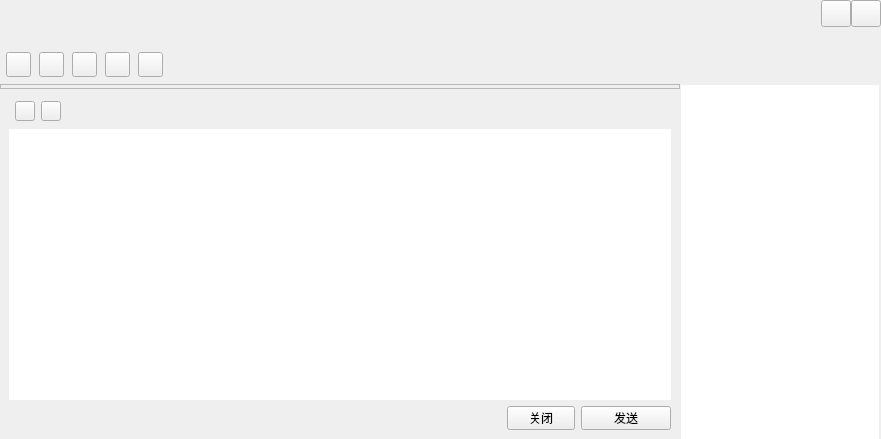
Qt form ChatWindow.ui (jmh000527/criker-client) before a commit.
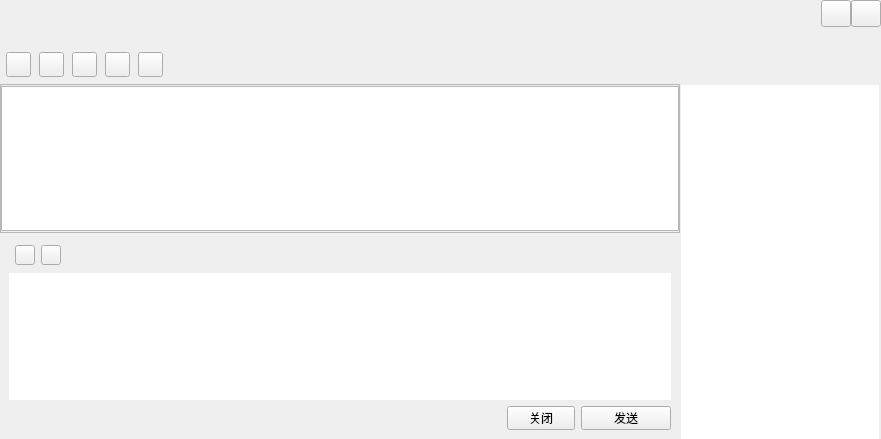
The same form after that commit. Custom widgets are drawn as their Qt base class.

Diff of the .ui file:
```diff
--- a/ChatWindow.ui
+++ b/ChatWindow.ui
@@ -484,7 +484,29 @@
             <number>1</number>
            </property>
            <item>
-            <widget class="MsgWebView" name="msgWidget" native="true"/>
+            <widget class="QListWidget" name="listWidget">
+             <property name="sizePolicy">
+              <sizepolicy hsizetype="Preferred" vsizetype="Preferred">
+               <horstretch>0</horstretch>
+               <verstretch>0</verstretch>
+              </sizepolicy>
+             </property>
+             <property name="maximumSize">
+              <size>
+               <width>16777215</width>
+               <height>16777215</height>
+              </size>
+             </property>
+             <property name="focusPolicy">
+              <enum>Qt::TabFocus</enum>
+             </property>
+             <property name="horizontalScrollBarPolicy">
+              <enum>Qt::ScrollBarAsNeeded</enum>
+             </property>
+             <property name="selectionMode">
+              <enum>QAbstractItemView::NoSelection</enum>
+             </property>
+            </widget>
            </item>
           </layout>
          </widget>
@@ -635,7 +657,7 @@
          </widget>
         </item>
         <item>
-         <widget class="QMsgTextEdit" name="textEdit">
+         <widget class="QTextEdit" name="textEdit">
           <property name="contextMenuPolicy">
            <enum>Qt::NoContextMenu</enum>
           </property>
@@ -848,19 +870,6 @@
   </layout>
  </widget>
  <layoutdefault spacing="6" margin="11"/>
- <customwidgets>
-  <customwidget>
-   <class>QMsgTextEdit</class>
-   <extends>QTextEdit</extends>
-   <header location="global">QMsgTextEdit.h</header>
-  </customwidget>
-  <customwidget>
-   <class>MsgWebView</class>
-   <extends>QWidget</extends>
-   <header location="global">MsgWebView.h</header>
-   <container>1</container>
-  </customwidget>
- </customwidgets>
  <resources/>
  <connections/>
 </ui>
```
